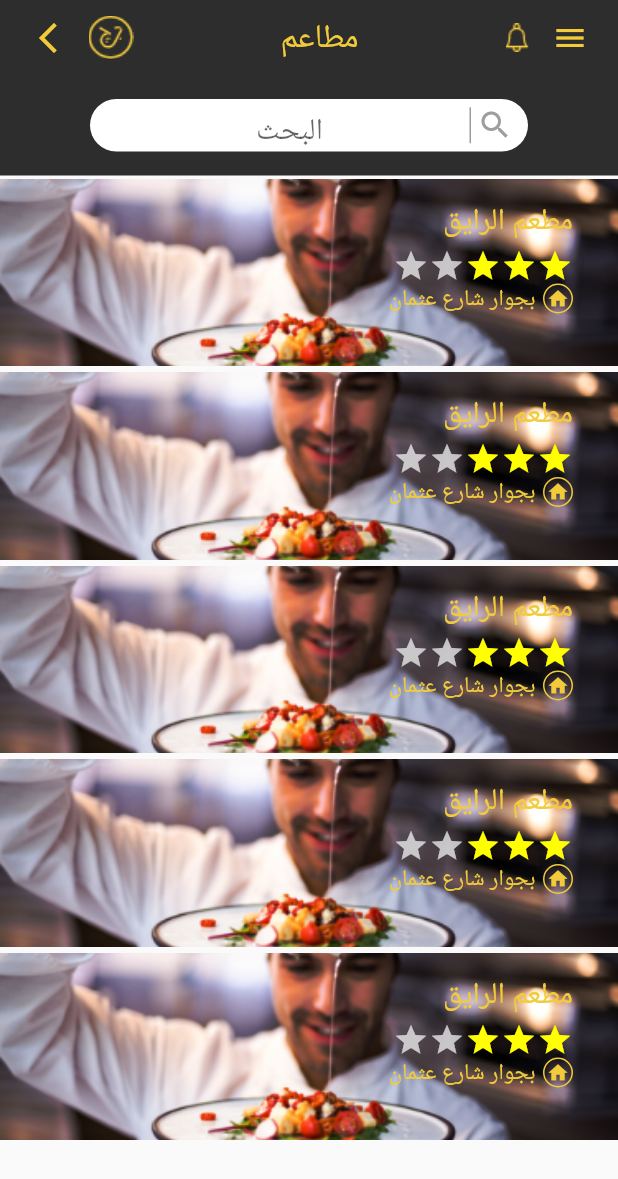
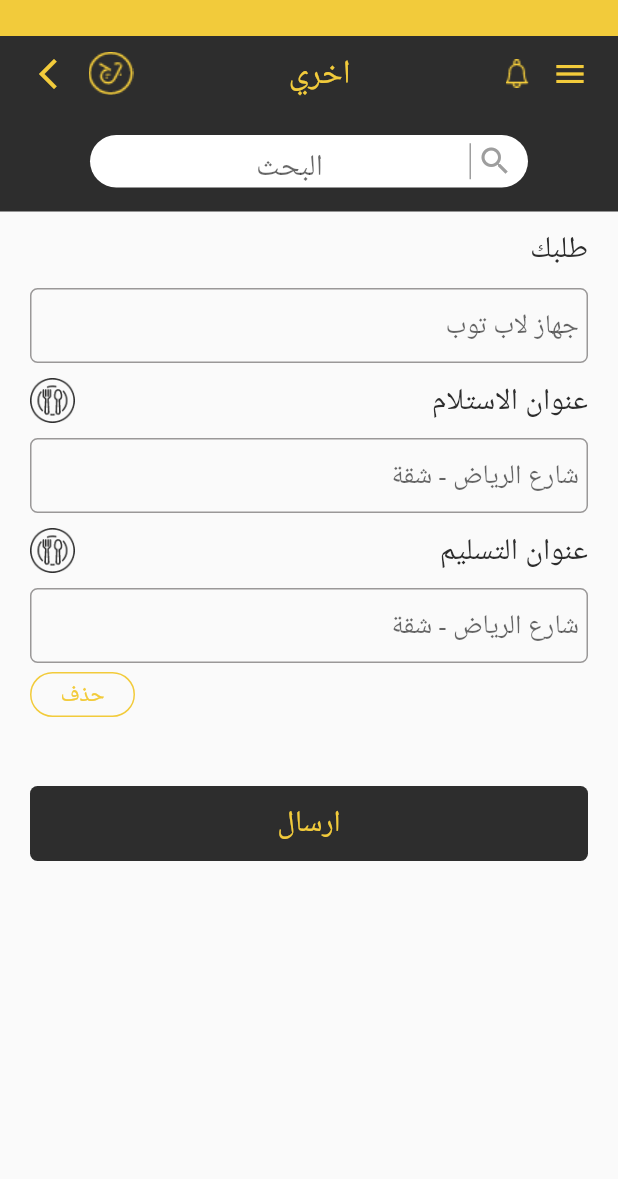
Before and after one commit to Ahmed20Salah/JP-App, a Flutter app: the screen it shows after launch, on a phone screen of 412 x 824 dp. Shown: the top 1179 px of the screen. Run offline on Flutter 3.47's test engine with Material 2 defaults, Android fonts, the phone set to English and light mode, and no system bars.

Commit message:
other Screen

```diff
--- a/lib/main.dart
+++ b/lib/main.dart
@@ -2,6 +2,7 @@ import 'package:flutter/material.dart';
 import 'package:flutter_localizations/flutter_localizations.dart';
 import 'package:jp/ui/pages/category.dart';
 import 'package:jp/ui/pages/home.dart';
+import 'package:jp/ui/pages/other.dart';
 
 import 'ui/pages/register.dart';
 
@@ -21,7 +22,7 @@ class MyApp extends StatelessWidget {
       theme: ThemeData(
         primarySwatch: Colors.blue,
       ),
-      home: Category('مطاعم'),
+      home: OtherScreen(),
     );
   }
 }
--- a/lib/ui/pages/category.dart
+++ b/lib/ui/pages/category.dart
@@ -16,15 +16,25 @@ class Category extends StatelessWidget {
   @override
   Widget build(BuildContext context) {
     return Scaffold(
-      body: ListView(
+      body: Column(
         children: <Widget>[
+          Container(
+            color: Color(0xffF2CB3B),
+            height: 24.0,
+          ),
           Appbar(title),
           Search(),
-          _item(_testData),
-          _item(_testData),
-          _item(_testData),
-          _item(_testData),
-          _item(_testData),
+          Container(
+            width: MediaQuery.of(context).size.width,
+            height: MediaQuery.of(context).size.height -145.0,
+            child: ListView.builder(
+              padding: EdgeInsets.symmetric(vertical: 0),
+              itemCount: 6,
+              itemBuilder: (context, index) {
+                return _item(_testData);
+              },
+            ),
+          )
         ],
       ),
     );
--- /dev/null
+++ b/lib/ui/pages/other.dart
@@ -0,0 +1,219 @@
+import 'package:flutter/material.dart';
+import 'package:jp/ui/widgets/appbar.dart';
+import 'package:jp/ui/widgets/search.dart';
+
+class OtherScreen extends StatefulWidget {
+  @override
+  State<StatefulWidget> createState() {
+    return OtherScreenState();
+  }
+}
+
+class OtherScreenState extends State<OtherScreen> {
+  final secColor = Color(0xff2D2D2D);
+  final mainColor = Color(0xffF2CB3B);
+  @override
+  Widget build(BuildContext context) {
+    return Scaffold(
+      // backgroundColor: Color(0xffF2CB3B),
+      body: SingleChildScrollView(
+        child: Form(
+          child: Column(
+            children: <Widget>[
+              Container(
+                color: Color(0xffF2CB3B),
+                height: 24.0,
+              ),
+              Appbar('اخري'),
+              Search(),
+              Container(
+                padding: EdgeInsets.symmetric(horizontal: 20.0),
+                height: MediaQuery.of(context).size.height - 145,
+                child: ListView(
+                  children: <Widget>[
+                    _title('طلبك'),
+                    _orderNameField(context),
+                    _pickBar(),
+                    _orderPickAddressField(context),
+                    _deliveryBar(),
+                    _orderDeliveryAddrssField(context),
+                    _clear(),
+                    _sendButton()
+                  ],
+                ),
+              )
+            ],
+          ),
+        ),
+      ),
+    );
+  }
+
+  Widget _pickBar() {
+    return Container(
+      margin: EdgeInsets.symmetric(),
+      padding: EdgeInsets.symmetric(vertical: 0),
+      height: 50.0,
+      child: Row(
+        mainAxisAlignment: MainAxisAlignment.spaceBetween,
+        children: <Widget>[
+          _title('عنوان الاستلام'),
+          InkWell(
+            child: Container(
+              height: 30.0,
+              child: Image.asset(
+                'assets/dish.png',
+                fit: BoxFit.cover,
+              ),
+            ),
+          )
+        ],
+      ),
+    );
+  }
+
+  Widget _deliveryBar() {
+    return Container(
+      margin: EdgeInsets.symmetric(),
+      padding: EdgeInsets.symmetric(vertical: 0),
+      height: 50.0,
+      child: Row(
+        mainAxisAlignment: MainAxisAlignment.spaceBetween,
+        children: <Widget>[
+          _title('عنوان التسليم'),
+          InkWell(
+            child: Container(
+              height: 30.0,
+              child: Image.asset(
+                'assets/dish.png',
+                fit: BoxFit.cover,
+              ),
+            ),
+          )
+        ],
+      ),
+    );
+  }
+
+  Widget _title(String title) {
+    return Container(
+      margin: EdgeInsets.only(bottom: 12, top: 12),
+      alignment: Alignment.topRight,
+      child: Text(
+        title,
+        style: TextStyle(fontSize: 20, color: secColor),
+      ),
+    );
+  }
+
+  Widget _orderNameField(context) {
+    return Container(
+      alignment: Alignment.center,
+      child: Container(
+        height: 50.0,
+        width: MediaQuery.of(context).size.width,
+        decoration: BoxDecoration(
+            borderRadius: BorderRadius.circular(5.0),
+            border: Border.all(color: Color(0xff9A9898))),
+        child: TextFormField(
+          style: TextStyle(fontSize: 26),
+          decoration: InputDecoration(
+              hintText: 'جهاز لاب توب',
+              hintStyle: TextStyle(fontSize: 18),
+              contentPadding: EdgeInsets.only(bottom: 2.0, right: 5),
+              border: InputBorder.none),
+        ),
+      ),
+    );
+  }
+
+  Widget _orderPickAddressField(context) {
+    return Container(
+      alignment: Alignment.center,
+      child: Container(
+        height: 50.0,
+        width: MediaQuery.of(context).size.width,
+        decoration: BoxDecoration(
+            borderRadius: BorderRadius.circular(5.0),
+            border: Border.all(color: Color(0xff9A9898))),
+        child: TextFormField(
+          style: TextStyle(fontSize: 26),
+          decoration: InputDecoration(
+              hintStyle: TextStyle(fontSize: 18),
+              hintText: 'شارع الرياض - شقة ',
+              contentPadding: EdgeInsets.only(bottom: 2.0, right: 5),
+              border: InputBorder.none),
+        ),
+      ),
+    );
+  }
+
+  Widget _orderDeliveryAddrssField(context) {
+    return Container(
+      alignment: Alignment.center,
+      child: Container(
+        height: 50.0,
+        width: MediaQuery.of(context).size.width,
+        decoration: BoxDecoration(
+            borderRadius: BorderRadius.circular(5.0),
+            border: Border.all(color: Color(0xff9A9898))),
+        child: TextFormField(
+          style: TextStyle(fontSize: 26),
+          decoration: InputDecoration(
+              hintStyle: TextStyle(fontSize: 18),
+              hintText: 'شارع الرياض - شقة ',
+              contentPadding: EdgeInsets.only(bottom: 2.0, right: 5),
+              border: InputBorder.none),
+        ),
+      ),
+    );
+  }
+
+  Widget _clear() {
+    return Row(
+      mainAxisAlignment: MainAxisAlignment.end,
+      children: <Widget>[
+        InkWell(
+          child: Container(
+            margin: EdgeInsets.symmetric(vertical: 6),
+            height: 30.0,
+            width: 70.0,
+            decoration: BoxDecoration(
+                border: Border.all(color: mainColor),
+                borderRadius: BorderRadius.circular(70.0)),
+            child: Container(
+              alignment: Alignment.center,
+              child: Text(
+                'حذف',
+                style: TextStyle(color: mainColor),
+              ),
+            ),
+          ),
+        )
+      ],
+    );
+  }
+
+  Widget _sendButton() {
+    return Container(
+      margin: EdgeInsets.symmetric(vertical: 40.0),
+      child: InkWell(
+        child: Container(
+          decoration: BoxDecoration(
+            borderRadius: BorderRadius.circular(5),
+            color: secColor,
+          ),
+          width: MediaQuery.of(context).size.width - 60,
+          height: 50.0,
+          child: Container(
+            alignment: Alignment.center,
+            child: Text(
+              'ارسال',
+              style: TextStyle(fontSize: 20.0, color: mainColor),
+            ),
+          ),
+        ),
+      ),
+    );
+  }
+}
```
